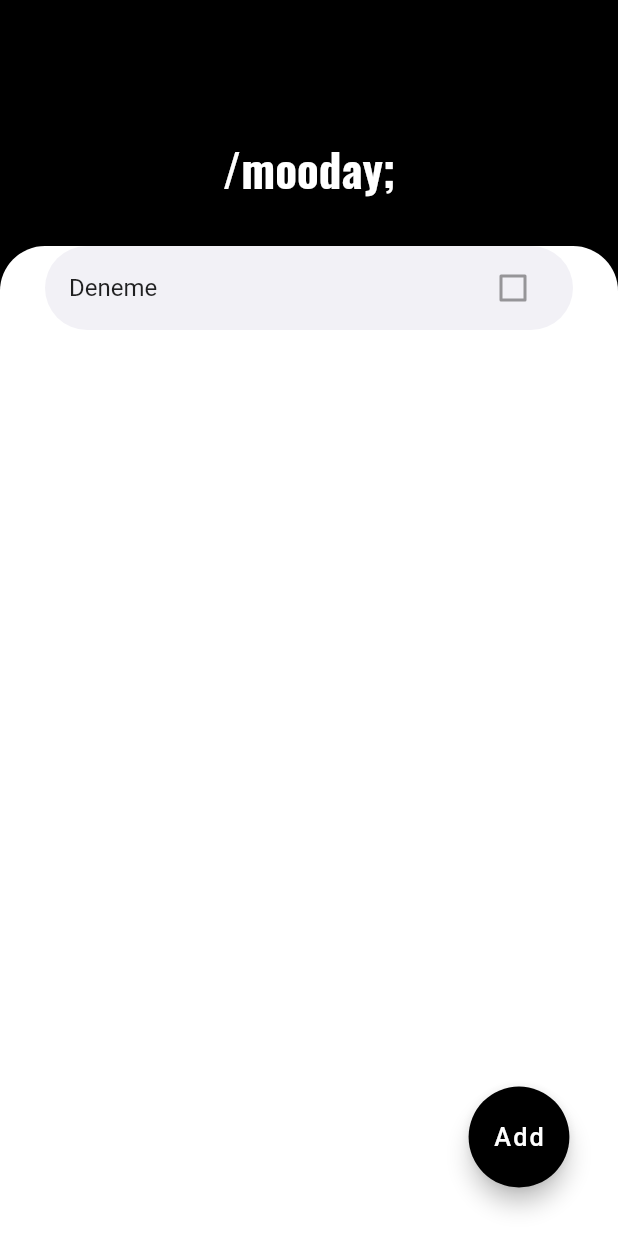
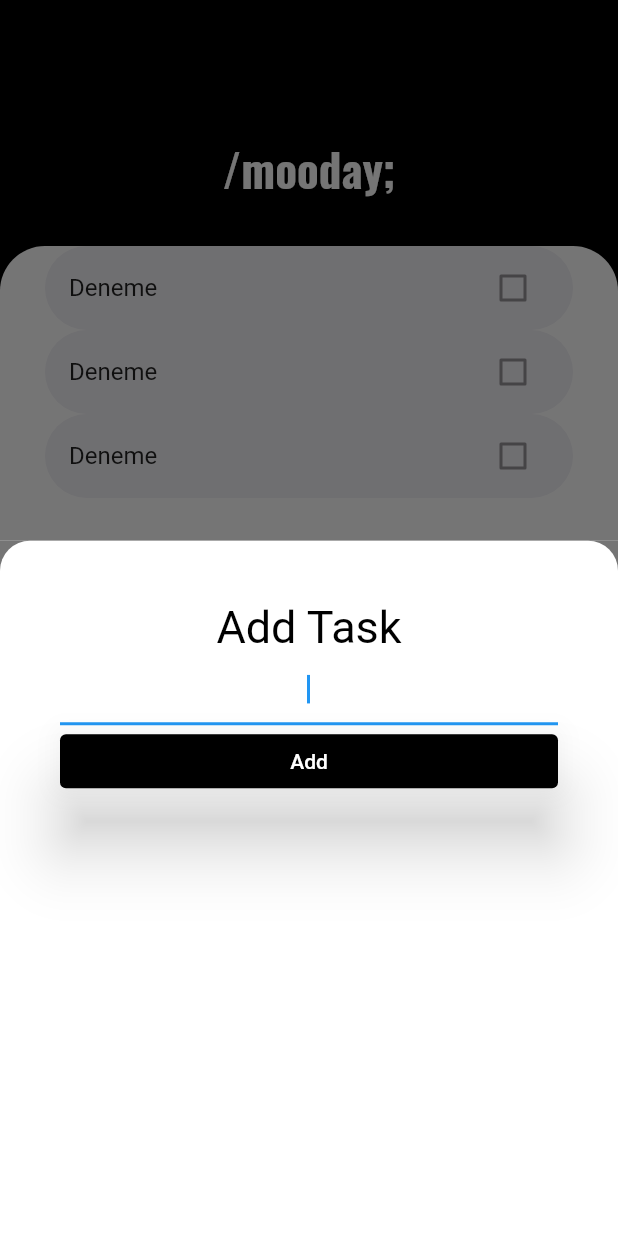
Before and after one commit to suhaozdemir/Mooday, a Flutter app: the screen it shows after launch, after a tap on "Add", on a phone screen of 412 x 824 dp. Run offline on Flutter 3.47's test engine with Material 2 defaults, Android fonts, the phone set to English and light mode, and no system bars; our stand-ins replace animated_text_kit, cloud_firestore, device_preview, firebase_auth, firebase_core; accounts and stored records are empty.

Commit message:
Added add_task_screen widget

```diff
--- /dev/null
+++ b/lib/screens/todo/add_task_screen.dart
@@ -0,0 +1,58 @@
+import 'package:flutter/material.dart';
+
+class AddTaskScreen extends StatefulWidget {
+  @override
+  State<AddTaskScreen> createState() => _AddTaskScreenState();
+}
+
+class _AddTaskScreenState extends State<AddTaskScreen> {
+  @override
+  Widget build(BuildContext context) {
+    late String newTaskTitle;
+
+    return Container(
+      color: const Color(0xff757575),
+      child: Container(
+        padding: const EdgeInsets.all(40.0),
+        decoration: const BoxDecoration(
+          color: Colors.white,
+          borderRadius: BorderRadius.only(
+            topLeft: Radius.circular(20.0),
+            topRight: Radius.circular(20.0),
+          ),
+        ),
+        child: Column(
+          crossAxisAlignment: CrossAxisAlignment.stretch,
+          children: [
+            const Text(
+              'Add Task',
+              textAlign: TextAlign.center,
+              style: TextStyle(
+                  color: Colors.black,
+                  fontSize: 30.0,
+                  fontWeight: FontWeight.w400),
+            ),
+            TextField(
+              autofocus: true,
+              textAlign: TextAlign.center,
+              onChanged: (value) {
+                newTaskTitle = value;
+              },
+            ),
+            TextButton(
+              onPressed: () {
+                Navigator.pop(context);
+              },
+              child: Text('Add'),
+              style: TextButton.styleFrom(
+                primary: Colors.white,
+                backgroundColor: Colors.black,
+                elevation: 20.0,
+              ),
+            ),
+          ],
+        ),
+      ),
+    );
+  }
+}
--- a/lib/screens/todo/todo_screen.dart
+++ b/lib/screens/todo/todo_screen.dart
@@ -2,6 +2,7 @@ import 'package:flutter/material.dart';
 import 'package:mooday/screens/todo/localwidgets/todo_tile.dart';
 import 'package:mooday/widgets/floating_button.dart';
 import 'package:mooday/assets/constants.dart';
+import 'package:mooday/screens/todo/add_task_screen.dart';
 
 class TodoScreen extends StatelessWidget {
   const TodoScreen({Key? key}) : super(key: key);
@@ -40,6 +41,16 @@ class TodoScreen extends StatelessWidget {
                     isChecked: false,
                     checkboxCallback: (checkboxState) {},
                   ),
+                  TodoTile(
+                    taskTitle: 'Deneme',
+                    isChecked: false,
+                    checkboxCallback: (checkboxState) {},
+                  ),
+                  TodoTile(
+                    taskTitle: 'Deneme',
+                    isChecked: false,
+                    checkboxCallback: (checkboxState) {},
+                  ),
                 ],
               ),
             ),
@@ -49,7 +60,12 @@ class TodoScreen extends StatelessWidget {
       floatingActionButton: FloatingButton(
         scale: 1.2,
         title: 'Add',
-        onPressed: () {},
+        onPressed: () {
+          showModalBottomSheet(
+            context: context,
+            builder: (context) => AddTaskScreen(),
+          );
+        },
       ),
     );
   }
```
